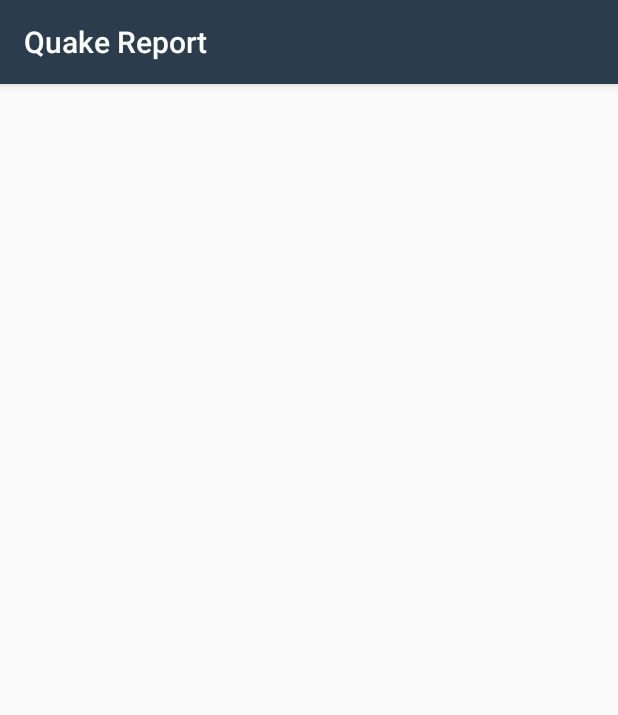
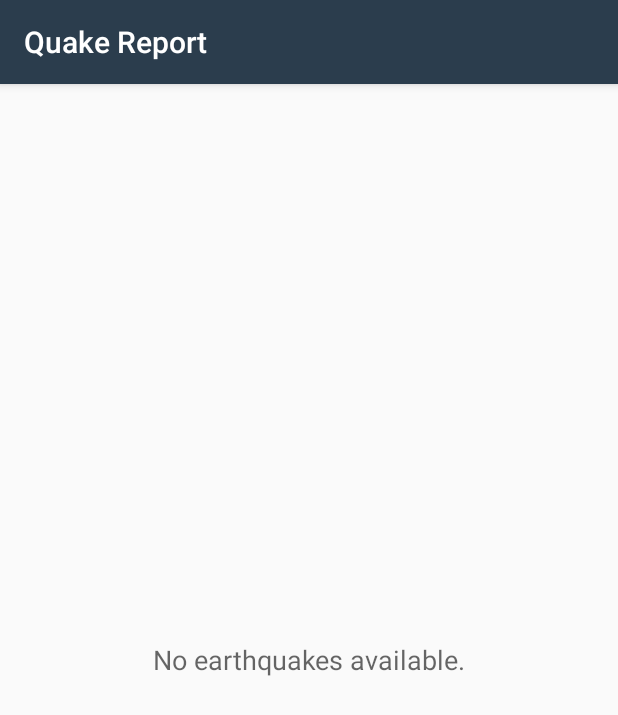
Before and after one commit to harshitm98/App-QuakeReport-starting-point, an Android app: the screen it shows after launch (EarthquakeActivity), on a phone screen of 412 x 824 dp. Shown: the top 715 px of the screen. Run offline under Robolectric (Android 15) with nearby library versions, the phone set to English and light mode, and no system bars.

Commit message:
Displays text when no there are no earthquakes
Uses ListView.setEmptyView(emptyView)

```diff
--- a/app/src/main/java/com/example/android/quakereport/EarthquakeActivity.java
+++ b/app/src/main/java/com/example/android/quakereport/EarthquakeActivity.java
@@ -26,6 +26,7 @@ import android.view.View;
 import android.widget.AdapterView;
 
 import android.widget.ListView;
+import android.widget.TextView;
 
 import java.util.ArrayList;
 
@@ -81,7 +82,9 @@ public class EarthquakeActivity extends AppCompatActivity implements LoaderManag
         // so the list can be populated in the user interface
         earthquakeListView.setAdapter(mAdapter);
 
-
+        TextView emptyView = (TextView)findViewById(R.id.empty_view);
+        emptyView.setText("No earthquakes available.");
+        earthquakeListView.setEmptyView(emptyView);
 
     }
 
--- a/app/src/main/res/layout/earthquake_activity.xml
+++ b/app/src/main/res/layout/earthquake_activity.xml
@@ -1,5 +1,4 @@
-<?xml version="1.0" encoding="utf-8"?>
-<!-- Copyright (C) 2016 The Android Open Source Project
+<?xml version="1.0" encoding="utf-8"?><!-- Copyright (C) 2016 The Android Open Source Project
 
      Licensed under the Apache License, Version 2.0 (the "License");
      you may not use this file except in compliance with the License.
@@ -12,18 +11,26 @@
      WITHOUT WARRANTIES OR CONDITIONS OF ANY KIND, either express or implied.
      See the License for the specific language governing permissions and
      limitations under the License.
--->
-<!-- Layout for a list of earthquakes -->
-<ListView xmlns:android="http://schemas.android.com/apk/res/android"
-    android:id="@+id/list"
-    android:orientation="vertical"
+--><!-- Layout for a list of earthquakes -->
+
+<RelativeLayout xmlns:android="http://schemas.android.com/apk/res/android"
     android:layout_width="match_parent"
-    android:layout_height="match_parent"
-    android:divider="@null"
-    android:dividerHeight="0dp">
+    android:layout_height="match_parent">
+
+    <ListView
+        android:id="@+id/list"
+        android:layout_width="match_parent"
+        android:layout_height="match_parent"
+        android:divider="@null"
+        android:dividerHeight="0dp"
+        android:orientation="vertical" />
 
 
+    <TextView
+        android:id="@+id/empty_view"
+        android:layout_width="wrap_content"
+        android:layout_height="wrap_content"
+        android:layout_centerInParent="true"
+        android:textAppearance="?android:textAppearanceMedium" />
 
-
-
-</ListView>
+</RelativeLayout>
```
